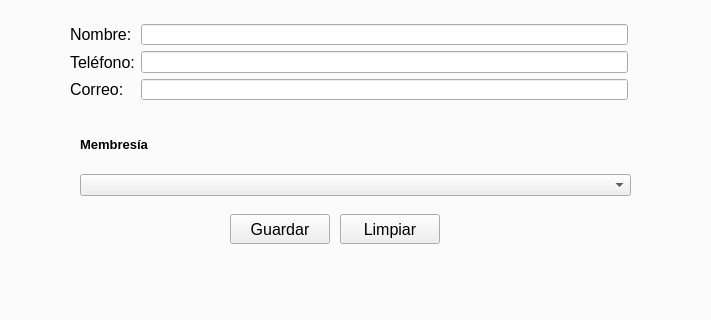
The window that src/Ui/model2.ui (SephbaCode/Gym-magnament) describes before a commit, drawn with Qt 5; both pictures show x 102 to 813 and y 192 to 512 of the 900 by 600 pixel window.
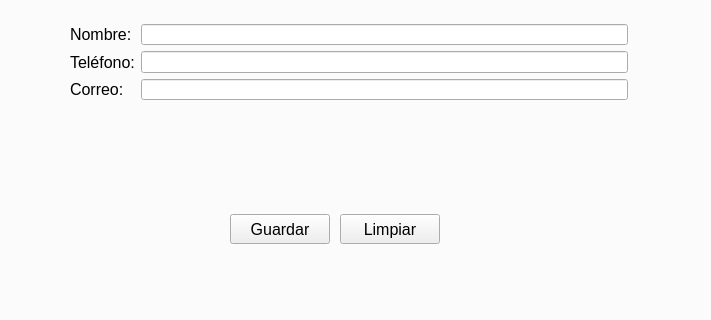
The same window after the commit. The open tabs and pages were chosen to show the change. Icons and pictures are not drawn.

Commit message: Insercion de datos de cliente con membresia

Diff of the .ui file:
```diff
--- a/src/Ui/model2.ui
+++ b/src/Ui/model2.ui
@@ -359,36 +359,6 @@
       </item>
      </layout>
     </widget>
-    <widget class="QComboBox" name="cmbMembresias">
-     <property name="geometry">
-      <rect>
-       <x>180</x>
-       <y>340</y>
-       <width>551</width>
-       <height>22</height>
-      </rect>
-     </property>
-    </widget>
-    <widget class="QLabel" name="label_6">
-     <property name="geometry">
-      <rect>
-       <x>180</x>
-       <y>290</y>
-       <width>241</width>
-       <height>41</height>
-      </rect>
-     </property>
-     <property name="font">
-      <font>
-       <pointsize>10</pointsize>
-       <weight>75</weight>
-       <bold>true</bold>
-      </font>
-     </property>
-     <property name="text">
-      <string>Membresía</string>
-     </property>
-    </widget>
    </widget>
    <widget class="QWidget" name="tab">
     <attribute name="title">
```
Left out of the diff: 38 changed lines with no effect on the pictures. The commit also changes 3 other files.
